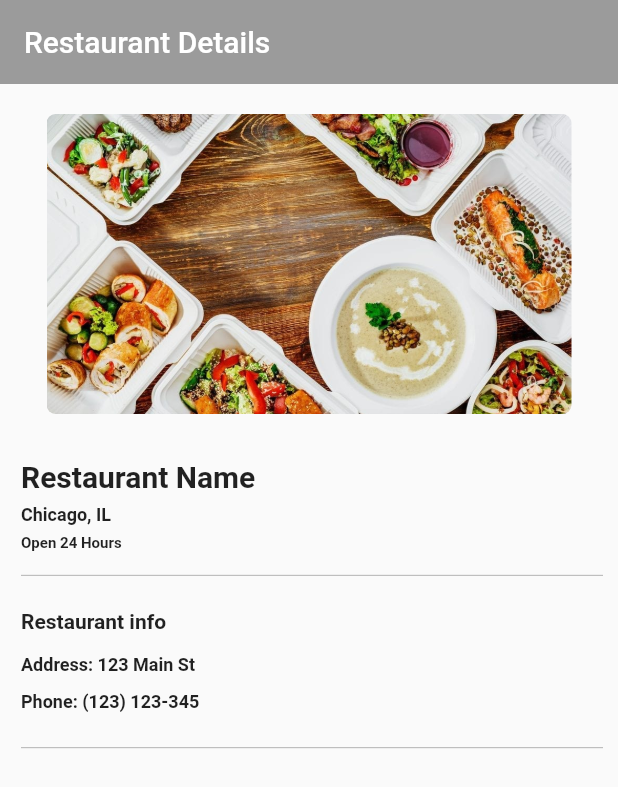
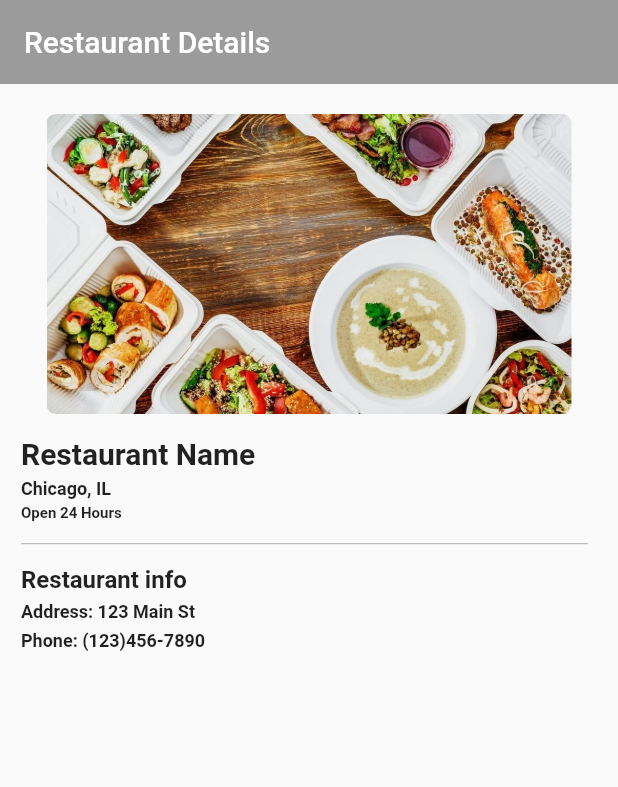
Before and after one commit to Festus1440/platebeacon_app, a Flutter app: the Restaurant screen opened directly, on a phone screen of 412 x 824 dp. Shown: the top 787 px of the screen. Run offline on Flutter 3.47's test engine with Material 2 defaults, Android fonts, the phone set to English and light mode, and no system bars.

Commit message:
new directory

```diff
--- a/lib/restaurant.dart
+++ b/lib/restaurant.dart
@@ -32,12 +32,13 @@ class Restaurant extends StatelessWidget {
             //color: Colors.black12,
             alignment: Alignment.topLeft,
             padding: EdgeInsets.only(top: 15.0, left: 14.0),
-            child: Column(
+            child: Container(
+                child: Stack(
                   children: <Widget>[
-                Stack(
+                    Column(
                       children: <Widget>[
                         Container(
-                      padding: EdgeInsets.only(top: 15.0),
+                          alignment: Alignment.topLeft,
                           child: Text(
                               "Restaurant Name",
                               style: TextStyle(
@@ -47,7 +48,8 @@ class Restaurant extends StatelessWidget {
                           ),
                         ),
                         Container(
-                      padding: EdgeInsets.only(top: 45.0),
+                          alignment: Alignment.topLeft,
+                          padding: EdgeInsets.only(top: 5.0),
                           child: Text(
                             "Chicago, IL",
                             style: TextStyle(
@@ -57,7 +59,8 @@ class Restaurant extends StatelessWidget {
                           ),
                         ),
                         Container(
-                      padding: EdgeInsets.only(top: 65.0),
+                          alignment: Alignment.topLeft,
+                          padding: EdgeInsets.only(top: 3.0),
                           child: Text(
                             "Open 24 Hours",
                             style: TextStyle(
@@ -67,31 +70,30 @@ class Restaurant extends StatelessWidget {
                           ),
                         ),
                         Container(
-                      padding: EdgeInsets.only(top: 85.0),
+                          padding: EdgeInsets.only(top: 7.0),
+                          alignment: Alignment.topLeft,
                           child: Divider(
                             height: 15.0,
                             thickness: 0.5,
                             color: Colors.black38,
                             indent: 0.0,
-                        endIndent: 10.0,
+                            endIndent: 20.0,
                           ),
                         ),
-                  ],
-                ),
-                Stack(
-                  children: <Widget>[
                         Container(
-                      padding: EdgeInsets.only(top: 15.0),
+                          padding: EdgeInsets.only(top: 7.0),
+                          alignment: Alignment.topLeft,
                           child: Text(
                             "Restaurant info",
                             style: TextStyle(
-                          fontSize: 14.0,
+                              fontSize: 16.0,
                               fontWeight: FontWeight.bold,
                             ),
                           ),
                         ),
                         Container(
-                      padding: EdgeInsets.only(top: 45.0),
+                          alignment: Alignment.topLeft,
+                          padding: EdgeInsets.only(top: 5.0),
                           child: Text(
                             "Address: 123 Main St",
                             style: TextStyle(
@@ -101,28 +103,20 @@ class Restaurant extends StatelessWidget {
                           ),
                         ),
                         Container(
-                      padding: EdgeInsets.only(top: 70.0),
+                          alignment: Alignment.topLeft,
+                          padding: EdgeInsets.only(top: 5.0),
                           child: Text(
-                        "Phone: (123) 123-345",
+                            "Phone: (123)456-7890",
                             style: TextStyle(
                               fontSize: 12.0,
                               fontWeight: FontWeight.bold,
                             ),
                           ),
                         ),
-                    Container(
-                      padding: EdgeInsets.only(top: 100.0),
-                      child: Divider(
-                        height: 15.0,
-                        thickness: 0.5,
-                        color: Colors.black38,
-                        indent: 0.0,
-                        endIndent: 10.0,
-                      ),
+                      ],
                     ),
                   ],
                 ),
-              ],
             ),
           )
         ],
```
Also changed, not shown: lib/home.dart (+33 -15 lines). Lines whose indentation alone changed are shown as unchanged.
